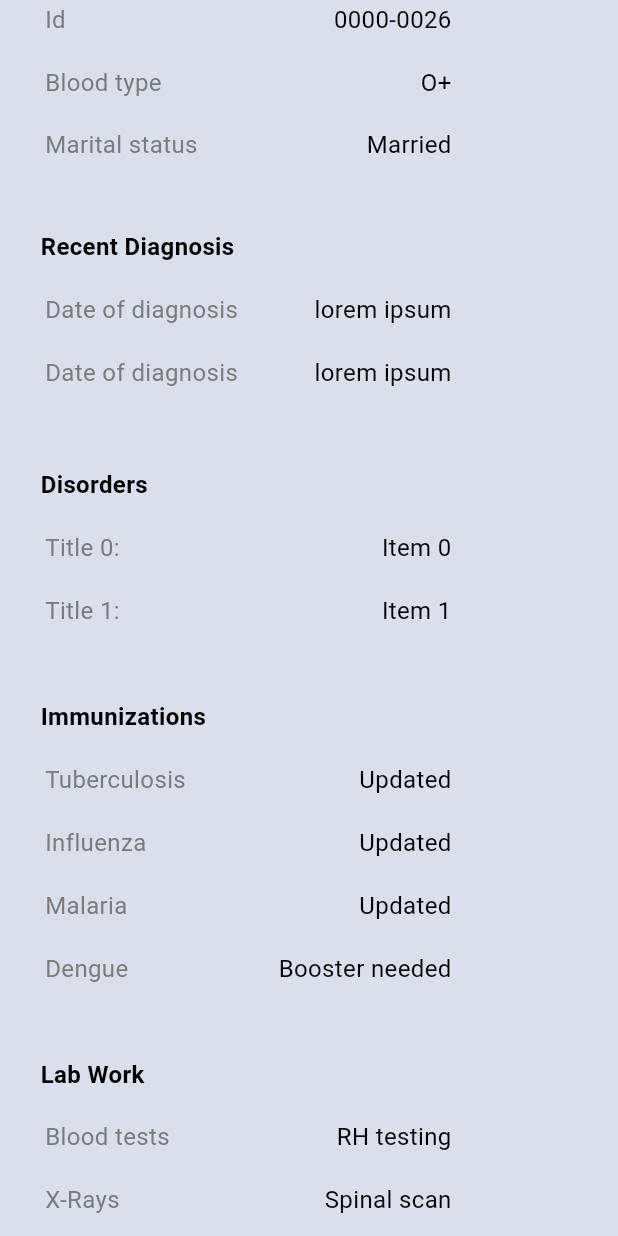
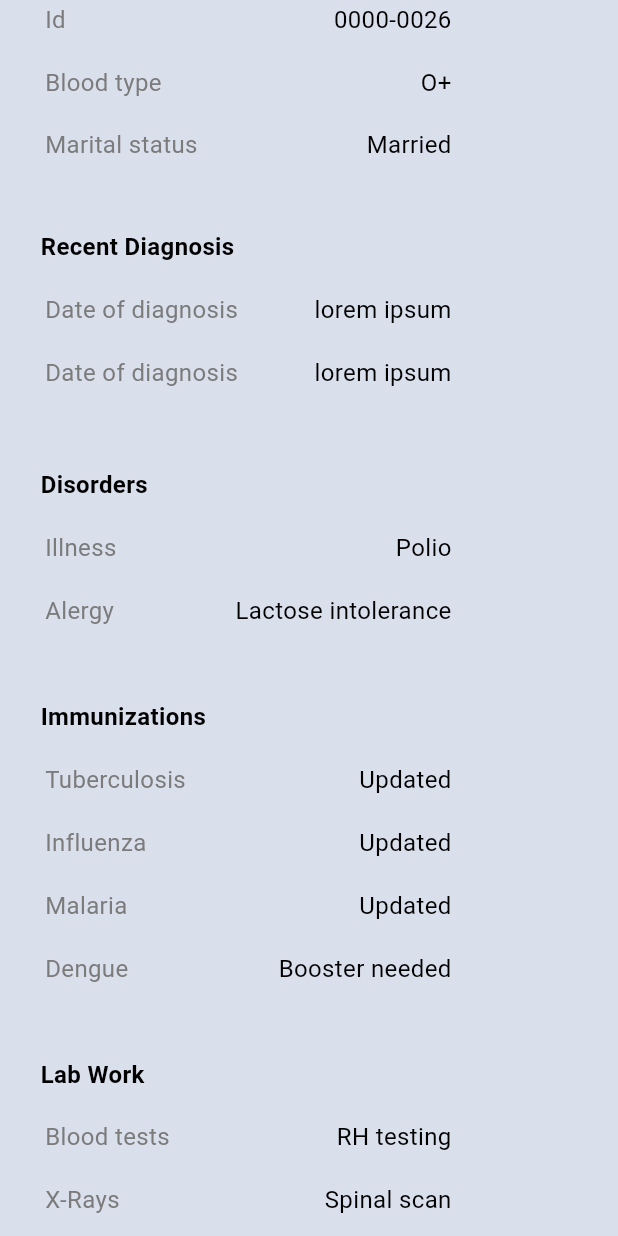
Before and after one commit to jorkd21/MediPal, a Flutter app: the PatientPage screen opened by its route, scrolled down 576 dp, on a phone screen of 412 x 824 dp. Run offline on Flutter 3.47's test engine with Material 3 defaults, Android fonts, the phone set to English and light mode, and no system bars; our stand-ins replace cloud_firestore, firebase_analytics, firebase_auth, firebase_core, firebase_database; missing offline and left inert: firebase_ui_auth, firebase_ui_oauth_google; accounts and stored records are empty; generated files the repository leaves out were written again.

Commit message:
ditto last commit
ditto

```diff
--- a/lib/pages/patientpage.dart
+++ b/lib/pages/patientpage.dart
@@ -243,7 +243,7 @@ class PatientPage extends StatelessWidget {
                           Padding(
                             padding: EdgeInsets.only(top: 18.92, left: 30),
                             child: Text(
-                              'Title $i:',
+                              i == 0 ? 'Illness' : 'Alergy',
                               style: TextStyle(
                                 color: Color(0xFF7B7B7B),
                                 fontWeight: FontWeight.normal,
@@ -254,7 +254,7 @@ class PatientPage extends StatelessWidget {
                           Padding(
                             padding: EdgeInsets.only(top: 18.92, right: 111),
                             child: Text(
-                              'Item $i',
+                              i == 0 ? 'Polio' : 'Lactose intolerance',
                               style: TextStyle(
                                 color: Colors.black,
                                 fontWeight: FontWeight.normal,
```
